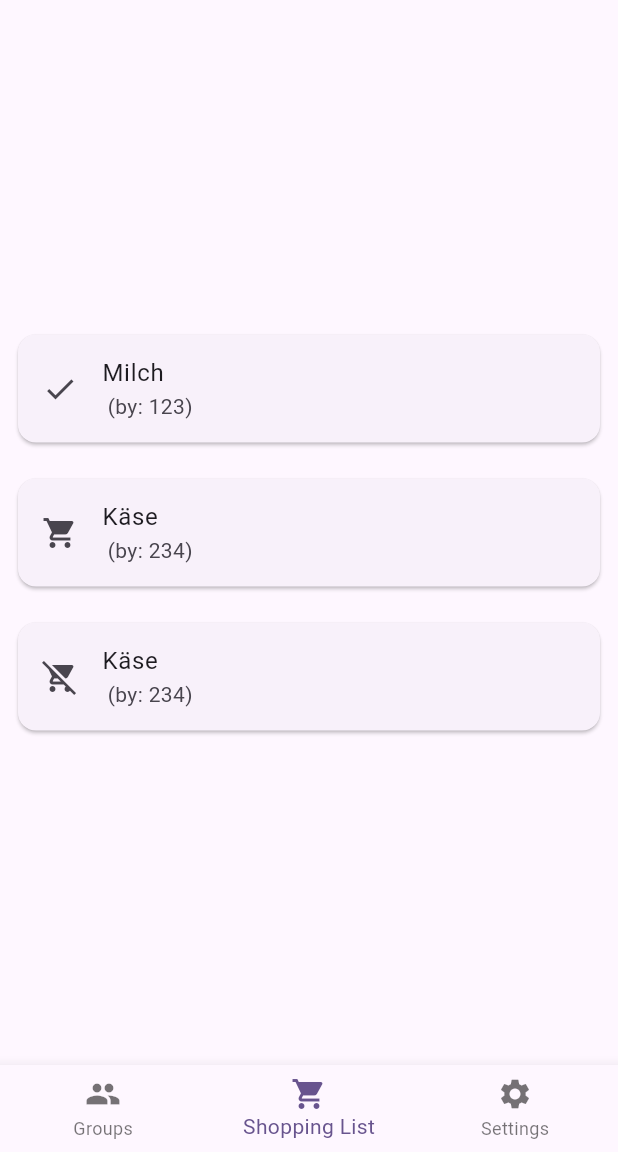
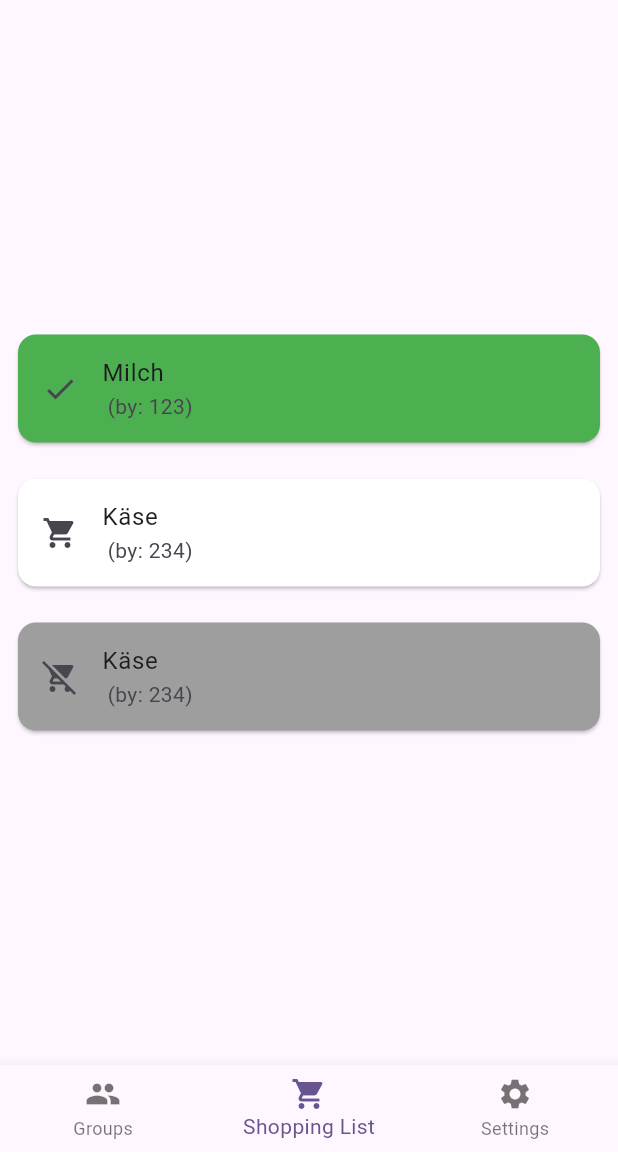
Before and after one commit to DenisKnecht02/flutter_project_2023, a Flutter app: the screen it shows after launch, item 2 of the bottom bar chosen, on a phone screen of 412 x 824 dp, the part 84-1236 px from its top. Run offline on Flutter 3.47's test engine with Material 2 defaults, Android fonts, the phone set to English and light mode, and no system bars.

Commit message:
Add item state-based color to ShoppingItemWidget

```diff
--- a/lib/widgets/shopping_item.dart
+++ b/lib/widgets/shopping_item.dart
@@ -3,20 +3,36 @@ import 'package:flutter_project_2023/shared/enums.dart';
 import 'package:flutter_project_2023/repositories/shopping_item_model.dart';
 
 class ShoppingItemWidget extends StatefulWidget {
-  ShoppingItem shoppingItem;
+  final ShoppingItem shoppingItem;
 
-  ShoppingItemWidget({super.key, required this.shoppingItem});
+  ShoppingItemWidget({Key? key, required this.shoppingItem}) : super(key: key);
 
   @override
-  State<ShoppingItemWidget> createState() => _ShoppingItemWidgetState();
+  _ShoppingItemWidgetState createState() => _ShoppingItemWidgetState();
 }
 
 class _ShoppingItemWidgetState extends State<ShoppingItemWidget> {
   @override
   Widget build(BuildContext context) {
+    Color boxColor;
+    switch (widget.shoppingItem.state) {
+      case ShoppingItemState.Bought:
+        boxColor = Colors.green;
+        break;
+      case ShoppingItemState.NotBought:
+        boxColor = Colors.white;
+        break;
+      case ShoppingItemState.NotAvailable:
+        boxColor = Colors.grey;
+        break;
+      default:
+        boxColor = Colors.white;
+    }
+
     return Padding(
       padding: const EdgeInsets.all(8.0),
       child: Card(
+        color: boxColor, // Apply the color to the Card widget
         child: ListTile(
           title: Text(widget.shoppingItem.name),
           subtitle: Text(
```
